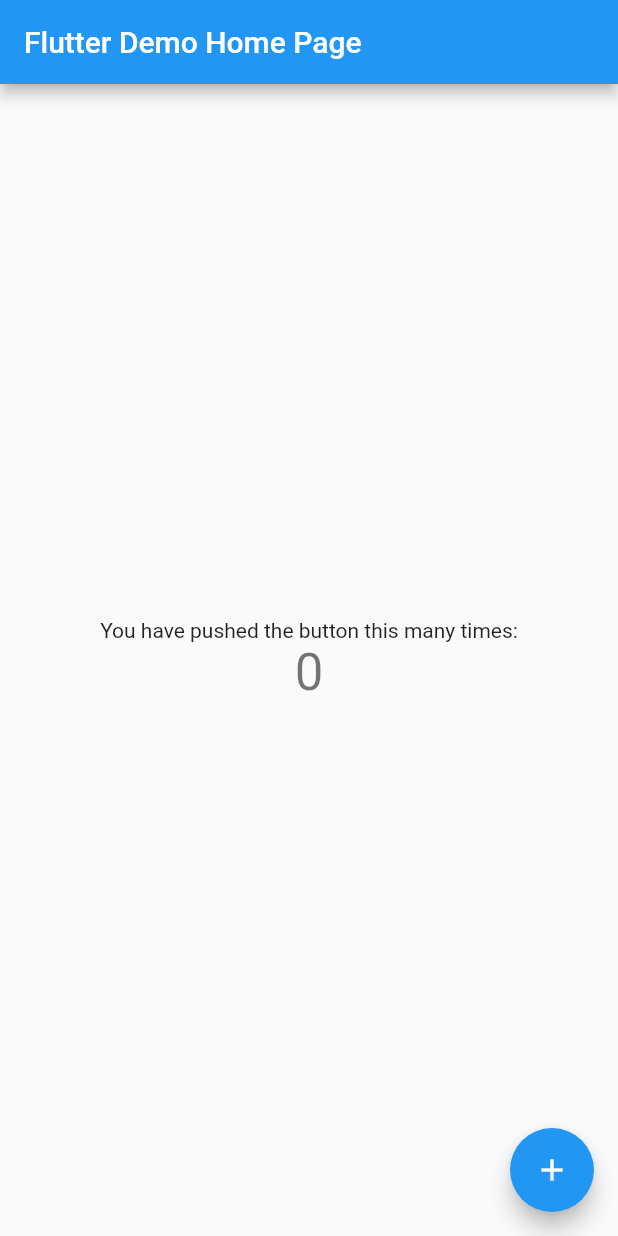
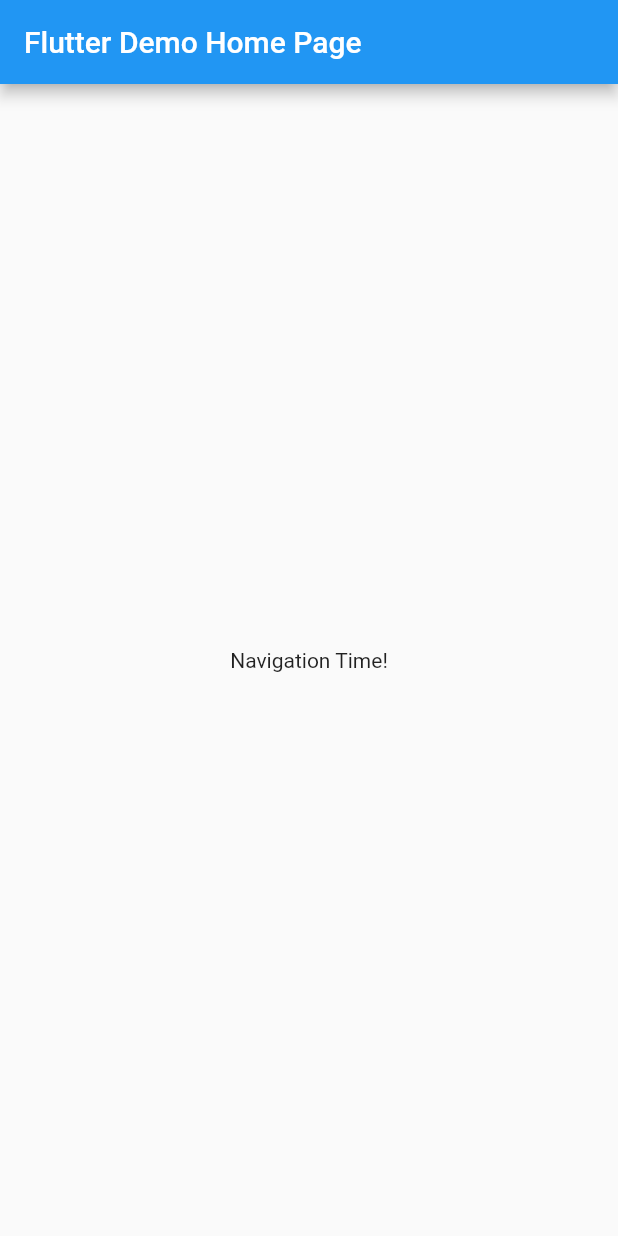
Before and after one commit to sdalbsoo/prac_flutter, a Flutter app: the screen it shows after launch, on a phone screen of 412 x 824 dp. Run offline on Flutter 3.47's test engine with Material 2 defaults, Android fonts, the phone set to English and light mode, and no system bars.

Commit message:
20200813 137

```diff
--- a/Section7/lib/main.dart
+++ b/Section7/lib/main.dart
@@ -5,26 +5,12 @@ void main() {
 }
 
 class MyApp extends StatelessWidget {
-  // This widget is the root of your application.
   @override
   Widget build(BuildContext context) {
     return MaterialApp(
       title: 'Flutter Demo',
       theme: ThemeData(
-        // This is the theme of your application.
-        //
-        // Try running your application with "flutter run". You'll see the
-        // application has a blue toolbar. Then, without quitting the app, try
-        // changing the primarySwatch below to Colors.green and then invoke
-        // "hot reload" (press "r" in the console where you ran "flutter run",
-        // or simply save your changes to "hot reload" in a Flutter IDE).
-        // Notice that the counter didn't reset back to zero; the application
-        // is not restarted.
         primarySwatch: Colors.blue,
-        // This makes the visual density adapt to the platform that you run
-        // the app on. For desktop platforms, the controls will be smaller and
-        // closer together (more dense) than on mobile platforms.
-        visualDensity: VisualDensity.adaptivePlatformDensity,
       ),
       home: MyHomePage(title: 'Flutter Demo Home Page'),
     );
@@ -33,16 +19,6 @@ class MyApp extends StatelessWidget {
 
 class MyHomePage extends StatefulWidget {
   MyHomePage({Key key, this.title}) : super(key: key);
-
-  // This widget is the home page of your application. It is stateful, meaning
-  // that it has a State object (defined below) that contains fields that affect
-  // how it looks.
-
-  // This class is the configuration for the state. It holds the values (in this
-  // case the title) provided by the parent (in this case the App widget) and
-  // used by the build method of the State. Fields in a Widget subclass are
-  // always marked "final".
-
   final String title;
 
   @override
@@ -50,68 +26,15 @@ class MyHomePage extends StatefulWidget {
 }
 
 class _MyHomePageState extends State<MyHomePage> {
-  int _counter = 0;
-
-  void _incrementCounter() {
-    setState(() {
-      // This call to setState tells the Flutter framework that something has
-      // changed in this State, which causes it to rerun the build method below
-      // so that the display can reflect the updated values. If we changed
-      // _counter without calling setState(), then the build method would not be
-      // called again, and so nothing would appear to happen.
-      _counter++;
-    });
-  }
-
   @override
   Widget build(BuildContext context) {
-    // This method is rerun every time setState is called, for instance as done
-    // by the _incrementCounter method above.
-    //
-    // The Flutter framework has been optimized to make rerunning build methods
-    // fast, so that you can just rebuild anything that needs updating rather
-    // than having to individually change instances of widgets.
     return Scaffold(
       appBar: AppBar(
-        // Here we take the value from the MyHomePage object that was created by
-        // the App.build method, and use it to set our appbar title.
         title: Text(widget.title),
       ),
       body: Center(
-        // Center is a layout widget. It takes a single child and positions it
-        // in the middle of the parent.
-        child: Column(
-          // Column is also a layout widget. It takes a list of children and
-          // arranges them vertically. By default, it sizes itself to fit its
-          // children horizontally, and tries to be as tall as its parent.
-          //
-          // Invoke "debug painting" (press "p" in the console, choose the
-          // "Toggle Debug Paint" action from the Flutter Inspector in Android
-          // Studio, or the "Toggle Debug Paint" command in Visual Studio Code)
-          // to see the wireframe for each widget.
-          //
-          // Column has various properties to control how it sizes itself and
-          // how it positions its children. Here we use mainAxisAlignment to
-          // center the children vertically; the main axis here is the vertical
-          // axis because Columns are vertical (the cross axis would be
-          // horizontal).
-          mainAxisAlignment: MainAxisAlignment.center,
-          children: <Widget>[
-            Text(
-              'You have pushed the button this many times:',
-            ),
-            Text(
-              '$_counter',
-              style: Theme.of(context).textTheme.headline4,
-            ),
-          ],
-        ),
+        child: Text('Navigation Time!'),
       ),
-      floatingActionButton: FloatingActionButton(
-        onPressed: _incrementCounter,
-        tooltip: 'Increment',
-        child: Icon(Icons.add),
-      ), // This trailing comma makes auto-formatting nicer for build methods.
     );
   }
 }
```
Also changed, not shown: Section7/lib/categories_screen.dart (added, +10 -0 lines).
